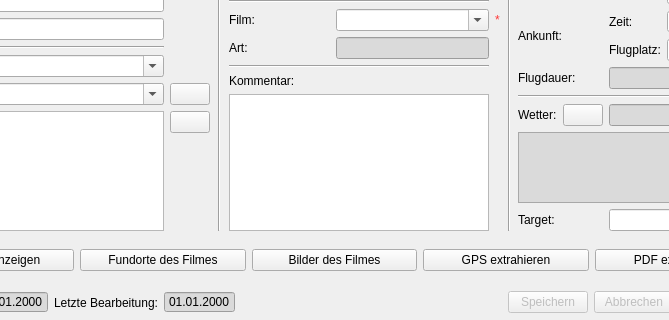
Above: APIS/forms/apis_film_form.ui from APIS-Luftbildarchiv/APIS before the change; both pictures show x 101 to 770 and y 200 to 520 of the 870 by 520 pixel window. Below: the same form after it.
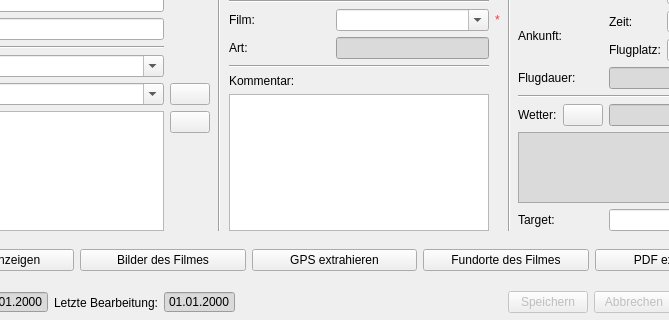
That is the form after the change. Icons and pictures are not drawn.

What changed in the file:
```diff
--- a/APIS/forms/apis_film_form.ui
+++ b/APIS/forms/apis_film_form.ui
@@ -276,26 +276,6 @@
       </property>
      </widget>
     </item>
-    <item>
-     <widget class="QPushButton" name="uiListSitesOfFilmBtn">
-      <property name="text">
-       <string>Fundorte des Filmes</string>
-      </property>
-      <property name="icon">
-       <iconset resource="resource.qrc">
-        <normaloff>:/plugins/APIS/icons/sites.png</normaloff>:/plugins/APIS/icons/sites.png</iconset>
-      </property>
-      <property name="iconSize">
-       <size>
-        <width>30</width>
-        <height>30</height>
-       </size>
-      </property>
-      <property name="autoDefault">
-       <bool>false</bool>
-      </property>
-     </widget>
-    </item>
     <item>
      <widget class="QPushButton" name="uiListImagesOfFilmBtn">
       <property name="text">
@@ -336,6 +316,26 @@
       </property>
      </widget>
     </item>
+    <item>
+     <widget class="QPushButton" name="uiListSitesOfFilmBtn">
+      <property name="text">
+       <string>Fundorte des Filmes</string>
+      </property>
+      <property name="icon">
+       <iconset resource="resource.qrc">
+        <normaloff>:/plugins/APIS/icons/sites.png</normaloff>:/plugins/APIS/icons/sites.png</iconset>
+      </property>
+      <property name="iconSize">
+       <size>
+        <width>30</width>
+        <height>30</height>
+       </size>
+      </property>
+      <property name="autoDefault">
+       <bool>false</bool>
+      </property>
+     </widget>
+    </item>
     <item>
      <widget class="QPushButton" name="uiExportPdfBtn">
       <property name="text">
```
Left out of the diff: 24 changed lines with no effect on the pictures.
